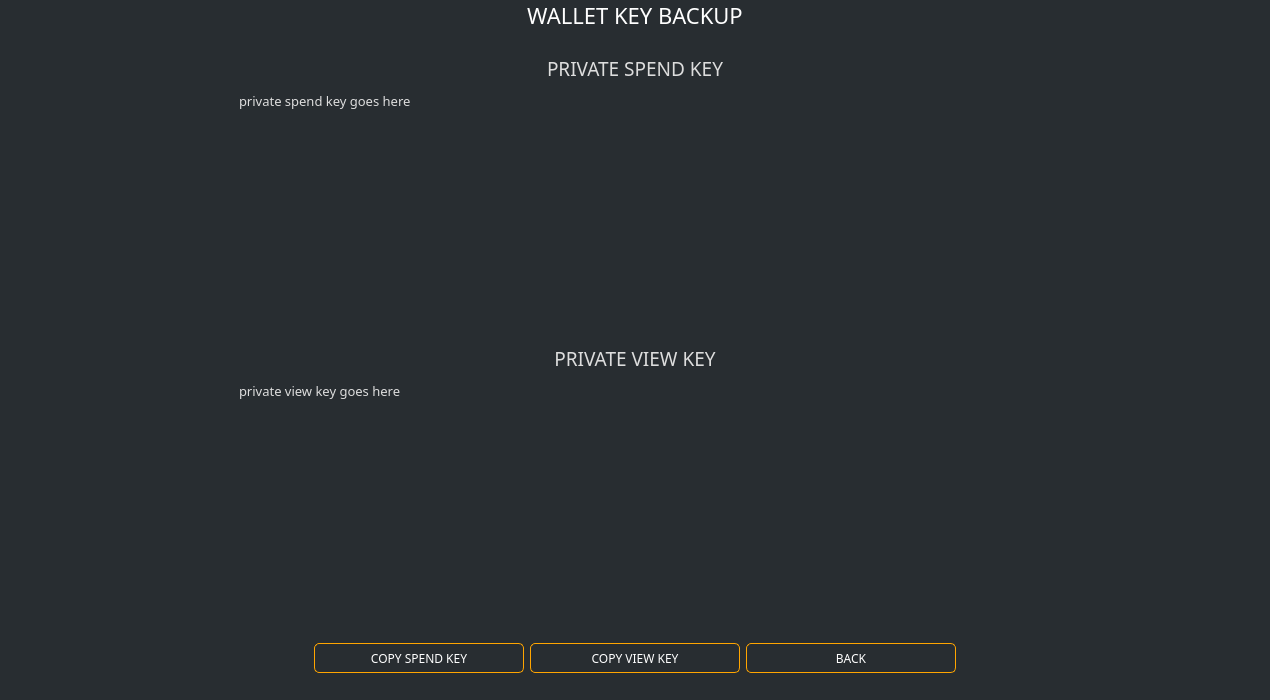
This is src/gui/ui/receiveframe.ui in ConcealNetwork/conceal-desktop as Qt 5 draws it before an edit. The edited form follows.
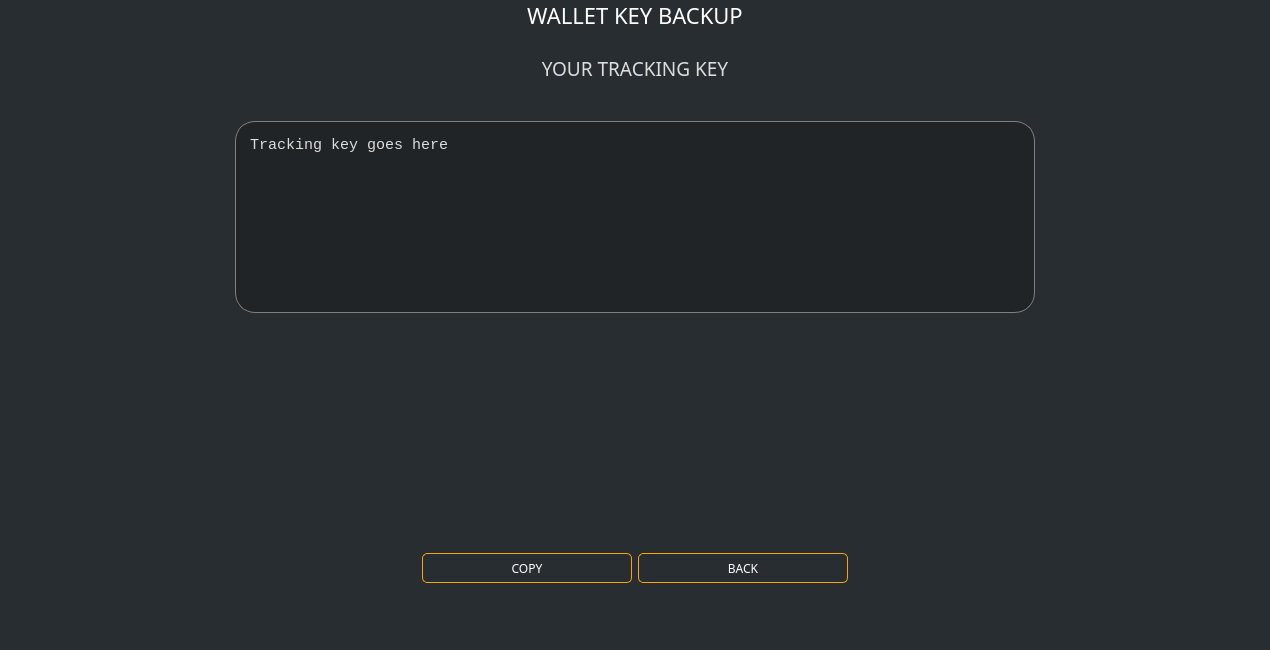
This is the edited form.

Commit message: Update wallet backup style

Diff of the .ui file:
```diff
--- a/src/gui/ui/receiveframe.ui
+++ b/src/gui/ui/receiveframe.ui
@@ -7,13 +7,13 @@
     <x>0</x>
     <y>0</y>
     <width>1270</width>
-    <height>700</height>
+    <height>650</height>
    </rect>
   </property>
   <property name="minimumSize">
    <size>
     <width>1270</width>
-    <height>700</height>
+    <height>650</height>
    </size>
   </property>
   <property name="windowTitle">
@@ -71,7 +71,7 @@
      <property name="minimumSize">
       <size>
        <width>1200</width>
-       <height>560</height>
+       <height>550</height>
       </size>
      </property>
      <property name="maximumSize">
@@ -85,16 +85,31 @@
      </property>
      <layout class="QGridLayout" name="gridLayout">
       <item row="0" column="0">
-       <widget class="QGroupBox" name="seedBox">
+       <widget class="QGroupBox" name="privateKeyBox">
         <property name="styleSheet">
          <string notr="true"/>
         </property>
         <property name="title">
          <string/>
         </property>
-        <layout class="QVBoxLayout" name="verticalLayout_4">
+        <layout class="QVBoxLayout" name="verticalLayout_5">
+         <property name="spacing">
+          <number>6</number>
+         </property>
+         <property name="leftMargin">
+          <number>9</number>
+         </property>
+         <property name="topMargin">
+          <number>9</number>
+         </property>
+         <property name="rightMargin">
+          <number>9</number>
+         </property>
+         <property name="bottomMargin">
+          <number>9</number>
+         </property>
          <item>
-          <widget class="QLabel" name="label_7">
+          <widget class="QLabel" name="label_5">
            <property name="font">
             <font>
              <family>Poppins</family>
@@ -102,12 +117,10 @@
             </font>
            </property>
            <property name="styleSheet">
-            <string notr="true">color: #ddd;
-font-size: 19px;
-</string>
+            <string notr="true">color: #ddd;font-size: 19px;</string>
            </property>
            <property name="text">
-            <string>YOUR 25 WORD MNEMONIC SEED</string>
+            <string>PRIVATE SPEND KEY</string>
            </property>
            <property name="alignment">
             <set>Qt::AlignCenter</set>
@@ -115,23 +128,69 @@
           </widget>
          </item>
          <item>
-          <widget class="Line" name="line">
-           <property name="styleSheet">
-            <string notr="true">background-color: #333;</string>
-           </property>
-           <property name="orientation">
-            <enum>Qt::Horizontal</enum>
-           </property>
+          <widget class="QGroupBox" name="horizontalGroupBox2">
+           <layout class="QHBoxLayout" name="horizontalLayout_11">
+            <item>
+             <spacer name="horizontalSpacer_7">
+              <property name="orientation">
+               <enum>Qt::Horizontal</enum>
+              </property>
+              <property name="sizeHint" stdset="0">
+               <size>
+                <width>40</width>
+                <height>20</height>
+               </size>
+              </property>
+             </spacer>
+            </item>
+            <item>
+             <widget class="QLabel" name="m_spendKey">
+              <property name="styleSheet">
+               <string notr="true">background-color: #202427;
+border: 1px solid grey;
+border-radius: 20px;
+font-family: monospace;
+padding: 10px;</string>
+              </property>
+              <property name="text">
+               <string>private spend key goes here</string>
+              </property>
+              <property name="textInteractionFlags">
+               <set>Qt::LinksAccessibleByMouse|Qt::TextSelectableByKeyboard|Qt::TextSelectableByMouse</set>
+              </property>
+             </widget>
+            </item>
+            <item>
+             <spacer name="horizontalSpacer_8">
+              <property name="orientation">
+               <enum>Qt::Horizontal</enum>
+              </property>
+              <property name="sizeHint" stdset="0">
+               <size>
+                <width>40</width>
+                <height>20</height>
+               </size>
+              </property>
+             </spacer>
+            </item>
+           </layout>
           </widget>
          </item>
-         <item alignment="Qt::AlignHCenter">
-          <widget class="QTextBrowser" name="m_seed">
-           <property name="minimumSize">
+         <item>
+          <spacer name="verticalSpacer">
+           <property name="orientation">
+            <enum>Qt::Vertical</enum>
+           </property>
+           <property name="sizeHint" stdset="0">
             <size>
-             <width>800</width>
-             <height>0</height>
+             <width>20</width>
+             <height>40</height>
             </size>
            </property>
+          </spacer>
+         </item>
+         <item>
+          <widget class="QLabel" name="label_6">
            <property name="font">
             <font>
              <family>Poppins</family>
@@ -139,23 +198,95 @@
             </font>
            </property>
            <property name="styleSheet">
-            <string notr="true">color: #ddd;
-font-size: 16px;</string>
+            <string notr="true">color: #ddd; font-size: 19px;</string>
            </property>
-           <property name="html">
-            <string>&lt;!DOCTYPE HTML PUBLIC &quot;-//W3C//DTD HTML 4.0//EN&quot; &quot;http://www.w3.org/TR/REC-html40/strict.dtd&quot;&gt;
-&lt;html&gt;&lt;head&gt;&lt;meta name=&quot;qrichtext&quot; content=&quot;1&quot; /&gt;&lt;style type=&quot;text/css&quot;&gt;
-p, li { white-space: pre-wrap; }
-&lt;/style&gt;&lt;/head&gt;&lt;body style=&quot; font-family:'Poppins'; font-size:16px; font-weight:400; font-style:normal;&quot;&gt;
-&lt;p style=&quot; margin-top:0px; margin-bottom:0px; margin-left:0px; margin-right:0px; -qt-block-indent:0; text-indent:0px;&quot;&gt;&lt;span style=&quot; font-size:11pt;&quot;&gt;Your wallet is an older format that does not support mnemonic seeds. Please generate a new wallet in order to get the 25 word Mnemonic seed and transfer your existing funds to your new wallet.&lt;/span&gt;&lt;/p&gt;&lt;/body&gt;&lt;/html&gt;</string>
+           <property name="text">
+            <string>PRIVATE VIEW KEY</string>
            </property>
+           <property name="alignment">
+            <set>Qt::AlignCenter</set>
+           </property>
           </widget>
          </item>
+         <item>
+          <widget class="QGroupBox" name="horizontalGroupBox3">
+           <layout class="QHBoxLayout" name="horizontalLayout_10">
+            <property name="leftMargin">
+             <number>9</number>
+            </property>
+            <property name="topMargin">
+             <number>9</number>
+            </property>
+            <property name="rightMargin">
+             <number>9</number>
+            </property>
+            <property name="bottomMargin">
+             <number>9</number>
+            </property>
+            <item>
+             <spacer name="horizontalSpacer_5">
+              <property name="orientation">
+               <enum>Qt::Horizontal</enum>
+              </property>
+              <property name="sizeHint" stdset="0">
+               <size>
+                <width>40</width>
+                <height>20</height>
+               </size>
+              </property>
+             </spacer>
+            </item>
+            <item>
+             <widget class="QLabel" name="m_viewKey">
+              <property name="styleSheet">
+               <string notr="true">background-color: #202427;
+border: 1px solid grey;
+border-radius: 20px;
+font-family: monospace;
+padding: 10px;</string>
+              </property>
+              <property name="text">
+               <string>private view key goes here</string>
+              </property>
+              <property name="textInteractionFlags">
+               <set>Qt::LinksAccessibleByMouse|Qt::TextSelectableByKeyboard|Qt::TextSelectableByMouse</set>
+              </property>
+             </widget>
+            </item>
+            <item>
+             <spacer name="horizontalSpacer_6">
+              <property name="orientation">
+               <enum>Qt::Horizontal</enum>
+              </property>
+              <property name="sizeHint" stdset="0">
+               <size>
+                <width>40</width>
+                <height>20</height>
+               </size>
+              </property>
+             </spacer>
+            </item>
+           </layout>
+          </widget>
+         </item>
+         <item>
+          <spacer name="verticalSpacer_2">
+           <property name="orientation">
+            <enum>Qt::Vertical</enum>
+           </property>
+           <property name="sizeHint" stdset="0">
+            <size>
+             <width>20</width>
+             <height>40</height>
+            </size>
+           </property>
+          </spacer>
+         </item>
          <item alignment="Qt::AlignHCenter">
-          <widget class="QGroupBox" name="groupBox_6">
-           <layout class="QHBoxLayout" name="horizontalLayout_5">
+          <widget class="QGroupBox" name="groupBox_5">
+           <layout class="QHBoxLayout" name="horizontalLayout_4">
             <item>
-             <widget class="QPushButton" name="m_copySeedButton">
+             <widget class="QPushButton" name="m_copySpendKeyButton">
               <property name="minimumSize">
                <size>
                 <width>210</width>
@@ -175,7 +306,7 @@
                </font>
               </property>
               <property name="styleSheet">
-               <string notr="true">QPushButton#m_copySeedButton
+               <string notr="true">QPushButton#m_copySpendKeyButton
 {
     color: #fff;
     border: 1px solid orange;
@@ -184,7 +315,7 @@
     
 }
 
-QPushButton#m_copySeedButton:hover
+QPushButton#m_copySpendKeyButton:hover
 {
     color: orange;
     border: 1px solid orange;
@@ -194,12 +325,12 @@
 }</string>
               </property>
               <property name="text">
-               <string>COPY</string>
+               <string>COPY SPEND KEY</string>
               </property>
              </widget>
             </item>
             <item>
-             <widget class="QPushButton" name="m_backButton_2">
+             <widget class="QPushButton" name="m_copyViewKeyButton">
               <property name="minimumSize">
                <size>
                 <width>210</width>
@@ -219,7 +350,7 @@
                </font>
               </property>
               <property name="styleSheet">
-               <string notr="true">QPushButton#m_backButton_2
+               <string notr="true">QPushButton#m_copyViewKeyButton
 {
     color: #fff;
     border: 1px solid orange;
@@ -228,7 +359,51 @@
     
 }
 
-QPushButton#m_backButton_2:hover
+QPushButton#m_copyViewKeyButton:hover
+{
+    color: orange;
+    border: 1px solid orange;
+    font-size: 12px;
+    border-radius: 5px;
+    
+}</string>
+              </property>
+              <property name="text">
+               <string>COPY VIEW KEY</string>
+              </property>
+             </widget>
+            </item>
+            <item>
+             <widget class="QPushButton" name="m_backButton_4">
+              <property name="minimumSize">
+               <size>
+                <width>210</width>
+                <height>30</height>
+               </size>
+              </property>
+              <property name="maximumSize">
+               <size>
+                <width>210</width>
+                <height>30</height>
+               </size>
+              </property>
+              <property name="font">
+               <font>
+                <family>Poppins</family>
+                <pointsize>-1</pointsize>
+               </font>
+              </property>
+              <property name="styleSheet">
+               <string notr="true">QPushButton#m_backButton_4
+{
+    color: #fff;
+    border: 1px solid orange;
+    font-size: 12px;
+    border-radius: 5px;
+    
+}
+
+QPushButton#m_backButton_4:hover
 {
     color: orange;
     border: 1px solid orange;
@@ -245,6 +420,22 @@
            </layout>
           </widget>
          </item>
+         <item>
+          <spacer name="verticalSpacer_8">
+           <property name="orientation">
+            <enum>Qt::Vertical</enum>
+           </property>
+           <property name="sizeType">
+            <enum>QSizePolicy::Preferred</enum>
+           </property>
+           <property name="sizeHint" stdset="0">
+            <size>
+             <width>20</width>
+             <height>20</height>
+            </size>
+           </property>
+          </spacer>
+         </item>
         </layout>
        </widget>
       </item>
@@ -428,12 +619,6 @@
                 <height>30</height>
                </size>
               </property>
-              <property name="maximumSize">
-               <size>
-                <width>210</width>
-                <height>30</height>
-               </size>
-              </property>
               <property name="font">
                <font>
                 <family>Poppins</family>
@@ -469,12 +654,6 @@
               <property name="minimumSize">
                <size>
                 <width>210</width>
-                <height>0</height>
-               </size>
-              </property>
-              <property name="maximumSize">
-               <size>
-                <width>210</width>
                 <height>30</height>
                </size>
               </property>
@@ -536,14 +715,8 @@
              <widget class="QPushButton" name="m_showPrivate">
               <property name="minimumSize">
                <size>
-                <width>200</width>
-                <height>25</height>
-               </size>
-              </property>
-              <property name="maximumSize">
-               <size>
-                <width>200</width>
-                <height>25</height>
+                <width>210</width>
+                <height>30</height>
                </size>
               </property>
               <property name="font">
@@ -580,14 +753,8 @@
              <widget class="QPushButton" name="m_showGUI">
               <property name="minimumSize">
                <size>
-                <width>200</width>
-                <height>25</height>
-               </size>
-              </property>
-              <property name="maximumSize">
-               <size>
-                <width>200</width>
-                <height>25</height>
+                <width>210</width>
+                <height>30</height>
                </size>
               </property>
               <property name="font">
@@ -624,36 +791,245 @@
           </widget>
          </item>
          <item>
-          <widget class="QLabel" name="emptyLabelForAlignmentTop">
-           <property name="sizePolicy">
-            <sizepolicy hsizetype="Expanding" vsizetype="MinimumExpanding">
-             <horstretch>0</horstretch>
-             <verstretch>0</verstretch>
-            </sizepolicy>
+          <spacer name="verticalSpacer_3">
+           <property name="orientation">
+            <enum>Qt::Vertical</enum>
            </property>
-           <property name="minimumSize">
+           <property name="sizeHint" stdset="0">
             <size>
-             <width>0</width>
-             <height>0</height>
+             <width>20</width>
+             <height>40</height>
             </size>
            </property>
-           <property name="maximumSize">
-            <size>
-             <width>16777215</width>
-             <height>16777215</height>
-            </size>
-           </property>
-           <property name="sizeIncrement">
-            <size>
-             <width>0</width>
-             <height>0</height>
-            </size>
+          </spacer>
+         </item>
+        </layout>
+       </widget>
+      </item>
+      <item row="0" column="0">
+       <widget class="QGroupBox" name="seedBox">
+        <property name="styleSheet">
+         <string notr="true"/>
+        </property>
+        <property name="title">
+         <string/>
+        </property>
+        <layout class="QVBoxLayout" name="verticalLayout_4">
+         <property name="spacing">
+          <number>6</number>
+         </property>
+         <property name="leftMargin">
+          <number>9</number>
+         </property>
+         <property name="topMargin">
+          <number>9</number>
+         </property>
+         <property name="rightMargin">
+          <number>9</number>
+         </property>
+         <property name="bottomMargin">
+          <number>9</number>
+         </property>
+         <item>
+          <widget class="QLabel" name="label_7">
+           <property name="font">
+            <font>
+             <family>Poppins</family>
+             <pointsize>-1</pointsize>
+            </font>
            </property>
            <property name="styleSheet">
-            <string notr="true">border: none;</string>
+            <string notr="true">color: #ddd;
+font-size: 19px;
+</string>
            </property>
+           <property name="text">
+            <string>YOUR 25 WORD MNEMONIC SEED</string>
+           </property>
+           <property name="alignment">
+            <set>Qt::AlignCenter</set>
+           </property>
           </widget>
          </item>
+         <item>
+          <widget class="QGroupBox" name="horizontalGroupBox">
+           <layout class="QHBoxLayout" name="horizontalLayout_8">
+            <item>
+             <spacer name="horizontalSpacer">
+              <property name="orientation">
+               <enum>Qt::Horizontal</enum>
+              </property>
+              <property name="sizeHint" stdset="0">
+               <size>
+                <width>40</width>
+                <height>20</height>
+               </size>
+              </property>
+             </spacer>
+            </item>
+            <item>
+             <widget class="QLabel" name="m_seed">
+              <property name="sizePolicy">
+               <sizepolicy hsizetype="Expanding" vsizetype="Preferred">
+                <horstretch>0</horstretch>
+                <verstretch>0</verstretch>
+               </sizepolicy>
+              </property>
+              <property name="minimumSize">
+               <size>
+                <width>800</width>
+                <height>0</height>
+               </size>
+              </property>
+              <property name="styleSheet">
+               <string notr="true">background-color: #202427;
+border: 1px solid grey;
+border-radius: 20px;
+font-family: monospace;
+padding: 10px;</string>
+              </property>
+              <property name="text">
+               <string>Your wallet is an older format that does not support mnemonic seeds.
+Please generate a new wallet in order to get the 25 word Mnemonic seed and transfer your existing funds to your new wallet.</string>
+              </property>
+              <property name="alignment">
+               <set>Qt::AlignJustify|Qt::AlignVCenter</set>
+              </property>
+              <property name="wordWrap">
+               <bool>true</bool>
+              </property>
+              <property name="textInteractionFlags">
+               <set>Qt::LinksAccessibleByMouse|Qt::TextSelectableByKeyboard|Qt::TextSelectableByMouse</set>
+              </property>
+             </widget>
+            </item>
+            <item>
+             <spacer name="horizontalSpacer_2">
+              <property name="orientation">
+               <enum>Qt::Horizontal</enum>
+              </property>
+              <property name="sizeHint" stdset="0">
+               <size>
+                <width>40</width>
+                <height>20</height>
+               </size>
+              </property>
+             </spacer>
+            </item>
+           </layout>
+          </widget>
+         </item>
+         <item>
+          <spacer name="verticalSpacer_4">
+           <property name="orientation">
+            <enum>Qt::Vertical</enum>
+           </property>
+           <property name="sizeHint" stdset="0">
+            <size>
+             <width>20</width>
+             <height>40</height>
+            </size>
+           </property>
+          </spacer>
+         </item>
+         <item alignment="Qt::AlignHCenter">
+          <widget class="QGroupBox" name="groupBox_6">
+           <layout class="QHBoxLayout" name="horizontalLayout_5">
+            <item>
+             <widget class="QPushButton" name="m_copySeedButton">
+              <property name="minimumSize">
+               <size>
+                <width>210</width>
+                <height>30</height>
+               </size>
+              </property>
+              <property name="font">
+               <font>
+                <family>Poppins</family>
+                <pointsize>-1</pointsize>
+               </font>
+              </property>
+              <property name="styleSheet">
+               <string notr="true">QPushButton#m_copySeedButton
+{
+    color: #fff;
+    border: 1px solid orange;
+    font-size: 12px;
+    border-radius: 5px;
+    
+}
+
+QPushButton#m_copySeedButton:hover
+{
+    color: orange;
+    border: 1px solid orange;
+    font-size: 12px;
+    border-radius: 5px;
+    
+}</string>
+              </property>
+              <property name="text">
+               <string>COPY</string>
+              </property>
+             </widget>
+            </item>
+            <item>
+             <widget class="QPushButton" name="m_backButton_2">
+              <property name="minimumSize">
+               <size>
+                <width>210</width>
+                <height>30</height>
+               </size>
+              </property>
+              <property name="font">
+               <font>
+                <family>Poppins</family>
+                <pointsize>-1</pointsize>
+               </font>
+              </property>
+              <property name="styleSheet">
+               <string notr="true">QPushButton#m_backButton_2
+{
+    color: #fff;
+    border: 1px solid orange;
+    font-size: 12px;
+    border-radius: 5px;
+    
+}
+
+QPushButton#m_backButton_2:hover
+{
+    color: orange;
+    border: 1px solid orange;
+    font-size: 12px;
+    border-radius: 5px;
+    
+}</string>
+              </property>
+              <property name="text">
+               <string>BACK</string>
+              </property>
+             </widget>
+            </item>
+           </layout>
+          </widget>
+         </item>
+         <item>
+          <spacer name="verticalSpacer_7">
+           <property name="orientation">
+            <enum>Qt::Vertical</enum>
+           </property>
+           <property name="sizeType">
+            <enum>QSizePolicy::Preferred</enum>
+           </property>
+           <property name="sizeHint" stdset="0">
+            <size>
+             <width>20</width>
+             <height>20</height>
+            </size>
+           </property>
+          </spacer>
+         </item>
         </layout>
        </widget>
       </item>
@@ -666,6 +1042,21 @@
          <string/>
         </property>
         <layout class="QVBoxLayout" name="verticalLayout_2">
+         <property name="spacing">
+          <number>6</number>
+         </property>
+         <property name="leftMargin">
+          <number>9</number>
+         </property>
+         <property name="topMargin">
+          <number>9</number>
+         </property>
+         <property name="rightMargin">
+          <number>9</number>
+         </property>
+         <property name="bottomMargin">
+          <number>9</number>
+         </property>
          <item>
           <widget class="QLabel" name="label_2">
            <property name="font">
@@ -685,51 +1076,104 @@
            </property>
           </widget>
          </item>
-         <item>
-          <widget class="Line" name="line_3">
-           <property name="styleSheet">
-            <string notr="true">background-color: #333;</string>
-           </property>
-           <property name="orientation">
-            <enum>Qt::Horizontal</enum>
-           </property>
-          </widget>
-         </item>
          <item>
           <widget class="QGroupBox" name="groupBox_9">
            <property name="title">
             <string/>
            </property>
-           <layout class="QHBoxLayout" name="horizontalLayout_7">
+           <layout class="QHBoxLayout" name="horizontalLayout_7"/>
+          </widget>
+         </item>
+         <item>
+          <widget class="QGroupBox" name="horizontalGroupBox1">
+           <layout class="QHBoxLayout" name="horizontalLayout_9">
+            <property name="spacing">
+             <number>6</number>
+            </property>
+            <property name="leftMargin">
+             <number>9</number>
+            </property>
+            <property name="topMargin">
+             <number>9</number>
+            </property>
+            <property name="rightMargin">
+             <number>9</number>
+            </property>
+            <property name="bottomMargin">
+             <number>9</number>
+            </property>
+            <item>
+             <spacer name="horizontalSpacer_4">
+              <property name="orientation">
+               <enum>Qt::Horizontal</enum>
+              </property>
+              <property name="sizeHint" stdset="0">
+               <size>
+                <width>40</width>
+                <height>10</height>
+               </size>
+              </property>
+             </spacer>
+            </item>
             <item>
              <widget class="QTextBrowser" name="m_guiKey">
-              <property name="maximumSize">
+              <property name="sizePolicy">
+               <sizepolicy hsizetype="Expanding" vsizetype="Minimum">
+                <horstretch>0</horstretch>
+                <verstretch>0</verstretch>
+               </sizepolicy>
+              </property>
+              <property name="minimumSize">
                <size>
                 <width>800</width>
-                <height>16777215</height>
+                <height>0</height>
                </size>
               </property>
-              <property name="font">
-               <font>
-                <family>Poppins</family>
-                <pointsize>-1</pointsize>
-               </font>
-              </property>
               <property name="styleSheet">
-               <string notr="true">font-size: 17px;</string>
+               <string notr="true">background-color: #202427;
+border: 1px solid grey;
+border-radius: 20px;
+font-family: monospace;
+padding: 10px;</string>
               </property>
               <property name="html">
-               <string notr="true">&lt;!DOCTYPE HTML PUBLIC &quot;-//W3C//DTD HTML 4.0//EN&quot; &quot;http://www.w3.org/TR/REC-html40/strict.dtd&quot;&gt;
+               <string>&lt;!DOCTYPE HTML PUBLIC &quot;-//W3C//DTD HTML 4.0//EN&quot; &quot;http://www.w3.org/TR/REC-html40/strict.dtd&quot;&gt;
 &lt;html&gt;&lt;head&gt;&lt;meta name=&quot;qrichtext&quot; content=&quot;1&quot; /&gt;&lt;style type=&quot;text/css&quot;&gt;
 p, li { white-space: pre-wrap; }
-&lt;/style&gt;&lt;/head&gt;&lt;body style=&quot; font-family:'Poppins'; font-size:17px; font-weight:400; font-style:normal;&quot;&gt;
-&lt;p style=&quot; margin-top:0px; margin-bottom:0px; margin-left:0px; margin-right:0px; -qt-block-indent:0; text-indent:0px;&quot;&gt;&lt;span style=&quot; font-size:11pt;&quot;&gt;Tracking key goes here&lt;/span&gt;&lt;/p&gt;&lt;/body&gt;&lt;/html&gt;</string>
+&lt;/style&gt;&lt;/head&gt;&lt;body style=&quot; font-family:'monospace'; font-size:11pt; font-weight:400; font-style:normal;&quot;&gt;
+&lt;p style=&quot; margin-top:0px; margin-bottom:0px; margin-left:0px; margin-right:0px; -qt-block-indent:0; text-indent:0px;&quot;&gt;Tracking key goes here&lt;/p&gt;&lt;/body&gt;&lt;/html&gt;</string>
               </property>
              </widget>
             </item>
+            <item>
+             <spacer name="horizontalSpacer_3">
+              <property name="orientation">
+               <enum>Qt::Horizontal</enum>
+              </property>
+              <property name="sizeHint" stdset="0">
+               <size>
+                <width>40</width>
+                <height>10</height>
+               </size>
+              </property>
+             </spacer>
+            </item>
            </layout>
           </widget>
          </item>
+         <item>
+          <spacer name="verticalSpacer_6">
+           <property name="orientation">
+            <enum>Qt::Vertical</enum>
+           </property>
+           <property name="sizeHint" stdset="0">
+            <size>
+             <width>20</width>
+             <height>40</height>
+            </size>
+           </property>
+          </spacer>
+         </item>
          <item alignment="Qt::AlignHCenter">
           <widget class="QGroupBox" name="groupBox_2">
            <layout class="QHBoxLayout" name="horizontalLayout">
@@ -747,12 +1191,6 @@
                 <height>30</height>
                </size>
               </property>
-              <property name="maximumSize">
-               <size>
-                <width>210</width>
-                <height>30</height>
-               </size>
-              </property>
               <property name="font">
                <font>
                 <family>Poppins</family>
@@ -797,12 +1235,6 @@
                 <height>30</height>
                </size>
               </property>
-              <property name="maximumSize">
-               <size>
-                <width>210</width>
-                <height>30</height>
-               </size>
-              </property>
               <property name="font">
                <font>
                 <family>Poppins</family>
@@ -836,252 +1268,30 @@
            </layout>
           </widget>
          </item>
-        </layout>
-       </widget>
-      </item>
-      <item row="0" column="0">
-       <widget class="QGroupBox" name="privateKeyBox">
-        <property name="styleSheet">
-         <string notr="true"/>
-        </property>
-        <property name="title">
-         <string/>
-        </property>
-        <layout class="QVBoxLayout" name="verticalLayout_5">
          <item>
-          <widget class="QLabel" name="label_5">
-           <property name="font">
-            <font>
-             <family>Poppins</family>
-             <pointsize>-1</pointsize>
-            </font>
+          <spacer name="verticalSpacer_5">
+           <property name="orientation">
+            <enum>Qt::Vertical</enum>
            </property>
-           <property name="styleSheet">
-            <string notr="true">color: #ddd;font-size: 19px;</string>
+           <property name="sizeType">
+            <enum>QSizePolicy::Preferred</enum>
            </property>
-           <property name="text">
-            <string>PRIVATE SPEND KEY</string>
-           </property>
-           <property name="alignment">
-            <set>Qt::AlignCenter</set>
-           </property>
-          </widget>
-         </item>
-         <item alignment="Qt::AlignHCenter">
-          <widget class="QTextBrowser" name="m_spendKey">
-           <property name="minimumSize">
+           <property name="sizeHint" stdset="0">
             <size>
-             <width>800</width>
-             <height>0</height>
+             <width>20</width>
+             <height>40</height>
             </size>
            </property>
-           <property name="font">
-            <font>
-             <family>Poppins</family>
-             <pointsize>-1</pointsize>
-            </font>
-           </property>
-           <property name="styleSheet">
-            <string notr="true">color: #ddd;
-font-size: 16px;</string>
-           </property>
-           <property name="html">
-            <string notr="true">&lt;!DOCTYPE HTML PUBLIC &quot;-//W3C//DTD HTML 4.0//EN&quot; &quot;http://www.w3.org/TR/REC-html40/strict.dtd&quot;&gt;
-&lt;html&gt;&lt;head&gt;&lt;meta name=&quot;qrichtext&quot; content=&quot;1&quot; /&gt;&lt;style type=&quot;text/css&quot;&gt;
-p, li { white-space: pre-wrap; }
-&lt;/style&gt;&lt;/head&gt;&lt;body style=&quot; font-family:'Poppins'; font-size:16px; font-weight:400; font-style:normal;&quot;&gt;
-&lt;p style=&quot; margin-top:0px; margin-bottom:0px; margin-left:0px; margin-right:0px; -qt-block-indent:0; text-indent:0px;&quot;&gt;&lt;span style=&quot; font-family:'Courier'; font-size:10pt;&quot;&gt;private spend key goes here&lt;/span&gt;&lt;/p&gt;&lt;/body&gt;&lt;/html&gt;</string>
-           </property>
-          </widget>
-         </item>
-         <item>
-          <widget class="QLabel" name="label_6">
-           <property name="font">
-            <font>
-             <family>Poppins</family>
-             <pointsize>-1</pointsize>
-            </font>
-           </property>
-           <property name="styleSheet">
-            <string notr="true">color: #ddd; font-size: 19px;</string>
-           </property>
-           <property name="text">
-            <string>PRIVATE VIEW KEY</string>
-           </property>
-           <property name="alignment">
-            <set>Qt::AlignCenter</set>
-           </property>
-          </widget>
-         </item>
-         <item alignment="Qt::AlignHCenter">
-          <widget class="QTextBrowser" name="m_viewKey">
-           <property name="minimumSize">
-            <size>
-             <width>800</width>
-             <height>0</height>
-            </size>
-           </property>
-           <property name="font">
-            <font>
-             <family>Poppins</family>
-             <pointsize>-1</pointsize>
-            </font>
-           </property>
-           <property name="styleSheet">
-            <string notr="true">color: #ddd;
-font-size: 16px;</string>
-           </property>
-           <property name="html">
-            <string notr="true">&lt;!DOCTYPE HTML PUBLIC &quot;-//W3C//DTD HTML 4.0//EN&quot; &quot;http://www.w3.org/TR/REC-html40/strict.dtd&quot;&gt;
-&lt;html&gt;&lt;head&gt;&lt;meta name=&quot;qrichtext&quot; content=&quot;1&quot; /&gt;&lt;style type=&quot;text/css&quot;&gt;
-p, li { white-space: pre-wrap; }
-&lt;/style&gt;&lt;/head&gt;&lt;body style=&quot; font-family:'Poppins'; font-size:16px; font-weight:400; font-style:normal;&quot;&gt;
-&lt;p style=&quot; margin-top:0px; margin-bottom:0px; margin-left:0px; margin-right:0px; -qt-block-indent:0; text-indent:0px;&quot;&gt;&lt;span style=&quot; font-family:'Courier'; font-size:10pt;&quot;&gt;private view key goes here&lt;/span&gt;&lt;/p&gt;&lt;/body&gt;&lt;/html&gt;</string>
-           </property>
-          </widget>
-         </item>
-         <item alignment="Qt::AlignHCenter">
-          <widget class="QGroupBox" name="groupBox_5">
-           <layout class="QHBoxLayout" name="horizontalLayout_4">
-            <item>
-             <widget class="QPushButton" name="m_copySpendKeyButton">
-              <property name="minimumSize">
-               <size>
-                <width>210</width>
-                <height>30</height>
-               </size>
-              </property>
-              <property name="maximumSize">
-               <size>
-                <width>210</width>
-                <height>30</height>
-               </size>
-              </property>
-              <property name="font">
-               <font>
-                <family>Poppins</family>
-                <pointsize>-1</pointsize>
-               </font>
-              </property>
-              <property name="styleSheet">
-               <string notr="true">QPushButton#m_copySpendKeyButton
-{
-    color: #fff;
-    border: 1px solid orange;
-    font-size: 12px;
-    border-radius: 5px;
-    
-}
-
-QPushButton#m_copySpendKeyButton:hover
-{
-    color: orange;
-    border: 1px solid orange;
-    font-size: 12px;
-    border-radius: 5px;
-    
-}</string>
-              </property>
-              <property name="text">
-               <string>COPY SPEND KEY</string>
-              </property>
-             </widget>
-            </item>
-            <item>
-             <widget class="QPushButton" name="m_copyViewKeyButton">
-              <property name="minimumSize">
-               <size>
-                <width>210</width>
-                <height>30</height>
-               </size>
-              </property>
-              <property name="maximumSize">
-               <size>
-                <width>210</width>
-                <height>30</height>
-               </size>
-              </property>
-              <property name="font">
-               <font>
-                <family>Poppins</family>
-                <pointsize>-1</pointsize>
-               </font>
-              </property>
-              <property name="styleSheet">
-               <string notr="true">QPushButton#m_copyViewKeyButton
-{
-    color: #fff;
-    border: 1px solid orange;
-    font-size: 12px;
-    border-radius: 5px;
-    
-}
-
-QPushButton#m_copyViewKeyButton:hover
-{
-    color: orange;
-    border: 1px solid orange;
-    font-size: 12px;
-    border-radius: 5px;
-    
-}</string>
-              </property>
-              <property name="text">
-               <string>COPY VIEW KEY</string>
-              </property>
-             </widget>
-            </item>
-            <item>
-             <widget class="QPushButton" name="m_backButton_4">
-              <property name="minimumSize">
-               <size>
-                <width>210</width>
-                <height>30</height>
-               </size>
-              </property>
-              <property name="maximumSize">
-               <size>
-                <width>210</width>
-                <height>30</height>
-               </size>
-              </property>
-              <property name="font">
-               <font>
-                <family>Poppins</family>
-                <pointsize>-1</pointsize>
-               </font>
-              </property>
-              <property name="styleSheet">
-               <string notr="true">QPushButton#m_backButton_4
-{
-    color: #fff;
-    border: 1px solid orange;
-    font-size: 12px;
-    border-radius: 5px;
-    
-}
-
-QPushButton#m_backButton_4:hover
-{
-    color: orange;
-    border: 1px solid orange;
-    font-size: 12px;
-    border-radius: 5px;
-    
-}</string>
-              </property>
-              <property name="text">
-               <string>BACK</string>
-              </property>
-             </widget>
-            </item>
-           </layout>
-          </widget>
+          </spacer>
          </item>
         </layout>
        </widget>
       </item>
      </layout>
+     <zorder>introBox</zorder>
+     <zorder>privateKeyBox</zorder>
+     <zorder>seedBox</zorder>
+     <zorder>guiKeyBox</zorder>
     </widget>
    </item>
   </layout>
```
The commit also changes 1 other file.
